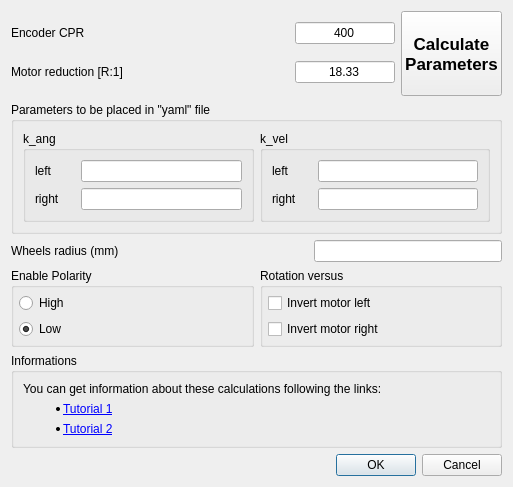
Before: the Qt Designer form qt_simple_unav_console/robotparamscalculatedialog.ui in officinerobotiche/simple_unav_console, drawn with Qt 5.
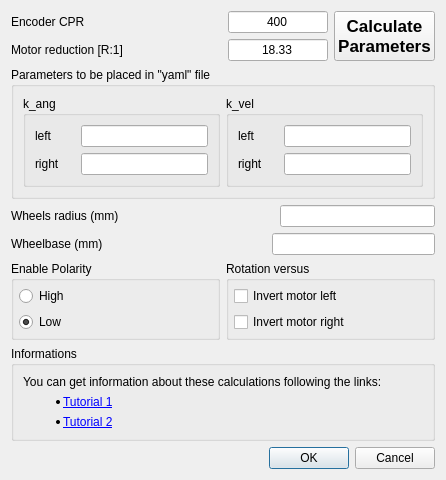
After: the same form once the commit is applied.

Patch:
```diff
--- a/qt_simple_unav_console/robotparamscalculatedialog.ui
+++ b/qt_simple_unav_console/robotparamscalculatedialog.ui
@@ -6,15 +6,130 @@
    <rect>
     <x>0</x>
     <y>0</y>
-    <width>513</width>
-    <height>487</height>
+    <width>446</width>
+    <height>442</height>
    </rect>
   </property>
   <property name="windowTitle">
    <string>Parameters Calculation</string>
   </property>
-  <layout class="QGridLayout" name="gridLayout_4">
-   <item row="2" column="0">
+  <layout class="QVBoxLayout" name="verticalLayout_2">
+   <item>
+    <layout class="QHBoxLayout" name="horizontalLayout_7">
+     <item>
+      <layout class="QVBoxLayout" name="verticalLayout">
+       <item>
+        <layout class="QHBoxLayout" name="horizontalLayout_5">
+         <item>
+          <widget class="QLabel" name="label_5">
+           <property name="text">
+            <string>Encoder CPR</string>
+           </property>
+          </widget>
+         </item>
+         <item>
+          <spacer name="horizontalSpacer_2">
+           <property name="orientation">
+            <enum>Qt::Horizontal</enum>
+           </property>
+           <property name="sizeHint" stdset="0">
+            <size>
+             <width>40</width>
+             <height>20</height>
+            </size>
+           </property>
+          </spacer>
+         </item>
+         <item>
+          <widget class="QLineEdit" name="lineEdit_enc_cpr">
+           <property name="maximumSize">
+            <size>
+             <width>100</width>
+             <height>16777215</height>
+            </size>
+           </property>
+           <property name="text">
+            <string>400</string>
+           </property>
+           <property name="alignment">
+            <set>Qt::AlignCenter</set>
+           </property>
+           <property name="readOnly">
+            <bool>false</bool>
+           </property>
+          </widget>
+         </item>
+        </layout>
+       </item>
+       <item>
+        <layout class="QHBoxLayout" name="horizontalLayout_6">
+         <item>
+          <widget class="QLabel" name="label_6">
+           <property name="text">
+            <string>Motor reduction [R:1]</string>
+           </property>
+          </widget>
+         </item>
+         <item>
+          <spacer name="horizontalSpacer">
+           <property name="orientation">
+            <enum>Qt::Horizontal</enum>
+           </property>
+           <property name="sizeHint" stdset="0">
+            <size>
+             <width>40</width>
+             <height>20</height>
+            </size>
+           </property>
+          </spacer>
+         </item>
+         <item>
+          <widget class="QLineEdit" name="lineEdit_motor_ratio">
+           <property name="maximumSize">
+            <size>
+             <width>100</width>
+             <height>16777215</height>
+            </size>
+           </property>
+           <property name="text">
+            <string>18.33</string>
+           </property>
+           <property name="alignment">
+            <set>Qt::AlignCenter</set>
+           </property>
+           <property name="readOnly">
+            <bool>false</bool>
+           </property>
+          </widget>
+         </item>
+        </layout>
+       </item>
+      </layout>
+     </item>
+     <item>
+      <widget class="QPushButton" name="pushButton">
+       <property name="sizePolicy">
+        <sizepolicy hsizetype="Minimum" vsizetype="Minimum">
+         <horstretch>0</horstretch>
+         <verstretch>0</verstretch>
+        </sizepolicy>
+       </property>
+       <property name="font">
+        <font>
+         <pointsize>13</pointsize>
+         <weight>75</weight>
+         <bold>true</bold>
+        </font>
+       </property>
+       <property name="text">
+        <string>Calculate
+Parameters</string>
+       </property>
+      </widget>
+     </item>
+    </layout>
+   </item>
+   <item>
     <widget class="QGroupBox" name="groupBox">
      <property name="title">
       <string>Parameters to be placed in &quot;yaml&quot; file</string>
@@ -137,7 +252,81 @@
      </layout>
     </widget>
    </item>
-   <item row="4" column="0">
+   <item>
+    <layout class="QHBoxLayout" name="horizontalLayout_9">
+     <item>
+      <widget class="QLabel" name="label_10">
+       <property name="minimumSize">
+        <size>
+         <width>40</width>
+         <height>0</height>
+        </size>
+       </property>
+       <property name="text">
+        <string>Wheels radius (mm)</string>
+       </property>
+      </widget>
+     </item>
+     <item>
+      <spacer name="horizontalSpacer_3">
+       <property name="orientation">
+        <enum>Qt::Horizontal</enum>
+       </property>
+       <property name="sizeHint" stdset="0">
+        <size>
+         <width>40</width>
+         <height>20</height>
+        </size>
+       </property>
+      </spacer>
+     </item>
+     <item>
+      <widget class="QLineEdit" name="lineEdit_wheel_rad_mm">
+       <property name="readOnly">
+        <bool>false</bool>
+       </property>
+      </widget>
+     </item>
+    </layout>
+   </item>
+   <item>
+    <layout class="QHBoxLayout" name="horizontalLayout_10">
+     <item>
+      <widget class="QLabel" name="label_11">
+       <property name="minimumSize">
+        <size>
+         <width>40</width>
+         <height>0</height>
+        </size>
+       </property>
+       <property name="text">
+        <string>Wheelbase (mm)</string>
+       </property>
+      </widget>
+     </item>
+     <item>
+      <spacer name="horizontalSpacer_4">
+       <property name="orientation">
+        <enum>Qt::Horizontal</enum>
+       </property>
+       <property name="sizeHint" stdset="0">
+        <size>
+         <width>40</width>
+         <height>20</height>
+        </size>
+       </property>
+      </spacer>
+     </item>
+     <item>
+      <widget class="QLineEdit" name="lineEdit_wheelbase_mm">
+       <property name="readOnly">
+        <bool>false</bool>
+       </property>
+      </widget>
+     </item>
+    </layout>
+   </item>
+   <item>
     <layout class="QHBoxLayout" name="horizontalLayout_8">
      <item>
       <widget class="QGroupBox" name="groupBox_16">
@@ -250,7 +439,7 @@
      </item>
     </layout>
    </item>
-   <item row="5" column="0">
+   <item>
     <widget class="QGroupBox" name="groupBox_4">
      <property name="title">
       <string>Informations</string>
@@ -286,7 +475,7 @@
      </layout>
     </widget>
    </item>
-   <item row="6" column="0">
+   <item>
     <widget class="QDialogButtonBox" name="buttonBox">
      <property name="orientation">
       <enum>Qt::Horizontal</enum>
@@ -296,158 +485,6 @@
      </property>
     </widget>
    </item>
-   <item row="0" column="0">
-    <layout class="QHBoxLayout" name="horizontalLayout_7">
-     <item>
-      <layout class="QVBoxLayout" name="verticalLayout">
-       <item>
-        <layout class="QHBoxLayout" name="horizontalLayout_5">
-         <item>
-          <widget class="QLabel" name="label_5">
-           <property name="text">
-            <string>Encoder CPR</string>
-           </property>
-          </widget>
-         </item>
-         <item>
-          <spacer name="horizontalSpacer_2">
-           <property name="orientation">
-            <enum>Qt::Horizontal</enum>
-           </property>
-           <property name="sizeHint" stdset="0">
-            <size>
-             <width>40</width>
-             <height>20</height>
-            </size>
-           </property>
-          </spacer>
-         </item>
-         <item>
-          <widget class="QLineEdit" name="lineEdit_enc_cpr">
-           <property name="maximumSize">
-            <size>
-             <width>100</width>
-             <height>16777215</height>
-            </size>
-           </property>
-           <property name="text">
-            <string>400</string>
-           </property>
-           <property name="alignment">
-            <set>Qt::AlignCenter</set>
-           </property>
-           <property name="readOnly">
-            <bool>false</bool>
-           </property>
-          </widget>
-         </item>
-        </layout>
-       </item>
-       <item>
-        <layout class="QHBoxLayout" name="horizontalLayout_6">
-         <item>
-          <widget class="QLabel" name="label_6">
-           <property name="text">
-            <string>Motor reduction [R:1]</string>
-           </property>
-          </widget>
-         </item>
-         <item>
-          <spacer name="horizontalSpacer">
-           <property name="orientation">
-            <enum>Qt::Horizontal</enum>
-           </property>
-           <property name="sizeHint" stdset="0">
-            <size>
-             <width>40</width>
-             <height>20</height>
-            </size>
-           </property>
-          </spacer>
-         </item>
-         <item>
-          <widget class="QLineEdit" name="lineEdit_motor_ratio">
-           <property name="maximumSize">
-            <size>
-             <width>100</width>
-             <height>16777215</height>
-            </size>
-           </property>
-           <property name="text">
-            <string>18.33</string>
-           </property>
-           <property name="alignment">
-            <set>Qt::AlignCenter</set>
-           </property>
-           <property name="readOnly">
-            <bool>false</bool>
-           </property>
-          </widget>
-         </item>
-        </layout>
-       </item>
-      </layout>
-     </item>
-     <item>
-      <widget class="QPushButton" name="pushButton">
-       <property name="sizePolicy">
-        <sizepolicy hsizetype="Minimum" vsizetype="Minimum">
-         <horstretch>0</horstretch>
-         <verstretch>0</verstretch>
-        </sizepolicy>
-       </property>
-       <property name="font">
-        <font>
-         <pointsize>13</pointsize>
-         <weight>75</weight>
-         <bold>true</bold>
-        </font>
-       </property>
-       <property name="text">
-        <string>Calculate
-Parameters</string>
-       </property>
-      </widget>
-     </item>
-    </layout>
-   </item>
-   <item row="3" column="0">
-    <layout class="QHBoxLayout" name="horizontalLayout_9">
-     <item>
-      <widget class="QLabel" name="label_10">
-       <property name="minimumSize">
-        <size>
-         <width>40</width>
-         <height>0</height>
-        </size>
-       </property>
-       <property name="text">
-        <string>Wheels radius (mm)</string>
-       </property>
-      </widget>
-     </item>
-     <item>
-      <spacer name="horizontalSpacer_3">
-       <property name="orientation">
-        <enum>Qt::Horizontal</enum>
-       </property>
-       <property name="sizeHint" stdset="0">
-        <size>
-         <width>40</width>
-         <height>20</height>
-        </size>
-       </property>
-      </spacer>
-     </item>
-     <item>
-      <widget class="QLineEdit" name="lineEdit_wheel_rad_mm">
-       <property name="readOnly">
-        <bool>false</bool>
-       </property>
-      </widget>
-     </item>
-    </layout>
-   </item>
   </layout>
  </widget>
  <resources/>
```
